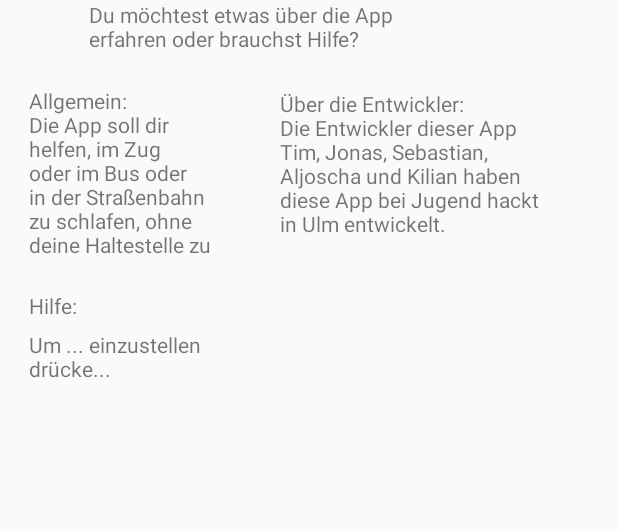
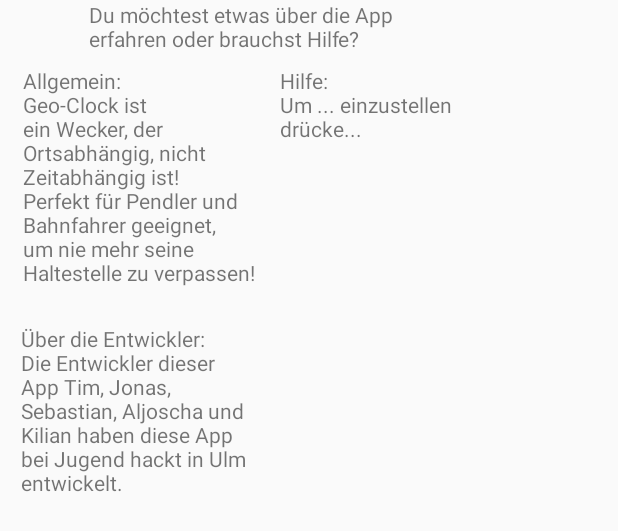
Before and after one commit to Jugendhackt/Geo-Clock, an Android app: the layout anleitung.xml on its own in the app's theme, with its tools: preview values and no code run, on a phone screen of 412 x 824 dp. Shown: the top 531 px of the screen. Run offline under Robolectric (Android 15) with nearby library versions, the phone set to English and light mode, and no system bars.

Commit message:
änderung3 Hileseite
- Rechtschreibung
- Ansicht

```diff
--- a/app/src/main/res/layout/anleitung.xml
+++ b/app/src/main/res/layout/anleitung.xml
@@ -21,26 +21,17 @@
 
     <TextView
         android:id="@+id/textView2"
-        android:layout_width="147dp"
-        android:layout_height="116dp"
+        android:layout_width="156dp"
+        android:layout_height="152dp"
         android:layout_alignEnd="@+id/textView2"
         android:layout_alignRight="@+id/textView2"
         android:layout_alignParentTop="true"
-        android:layout_marginStart="-33dp"
-        android:layout_marginTop="57dp"
+        android:layout_marginStart="-37dp"
+        android:layout_marginTop="44dp"
         android:layout_marginEnd="0dp"
         android:layout_marginRight="0dp"
         android:layout_toEndOf="@+id/textView"
-        android:text="Allgemein:                   Die App soll dir helfen, im Zug oder im Bus oder in der Straßenbahn zu schlafen, ohne deine Haltestelle zu verpassen." />
-
-    <TextView
-        android:id="@+id/textView3"
-        android:layout_width="wrap_content"
-        android:layout_height="wrap_content"
-        android:layout_alignStart="@+id/textView"
-        android:layout_alignParentTop="true"
-        android:layout_marginTop="194dp"
-        android:text="Hilfe:" />
+        android:text="Allgemein:                                Geo-Clock ist ein Wecker, der Ortsabhängig, nicht Zeitabhängig ist! Perfekt für Pendler und Bahnfahrer geeignet, um nie mehr seine Haltestelle zu verpassen! " />
 
     <TextView
         android:id="@+id/textView4"
@@ -64,21 +55,21 @@
 
     <TextView
         android:id="@+id/textView6"
-        android:layout_width="147dp"
+        android:layout_width="151dp"
         android:layout_height="121dp"
         android:layout_alignStart="@+id/textView2"
         android:layout_alignParentTop="true"
-        android:layout_marginStart="0dp"
-        android:layout_marginTop="220dp"
-        android:text="Um ... einzustellen drücke..." />
+        android:layout_marginStart="171dp"
+        android:layout_marginTop="44dp"
+        android:text="Hilfe:                           Um ... einzustellen drücke..." />
 
     <TextView
         android:id="@+id/textView7"
-        android:layout_width="178dp"
-        android:layout_height="140dp"
+        android:layout_width="154dp"
+        android:layout_height="142dp"
         android:layout_alignTop="@+id/textView2"
         android:layout_alignEnd="@+id/textView4"
-        android:layout_marginTop="2dp"
-        android:layout_marginEnd="-95dp"
-        android:text="Über die Entwickler:           Die Entwickler dieser App Tim, Jonas, Sebastian, Aljoscha und Kilian haben diese App bei Jugend hackt in Ulm entwickelt." />
+        android:layout_marginTop="172dp"
+        android:layout_marginEnd="101dp"
+        android:text="Über die Entwickler:              Die Entwickler dieser App Tim, Jonas, Sebastian, Aljoscha und Kilian haben diese App bei Jugend hackt in Ulm entwickelt." />
 </RelativeLayout>
```
